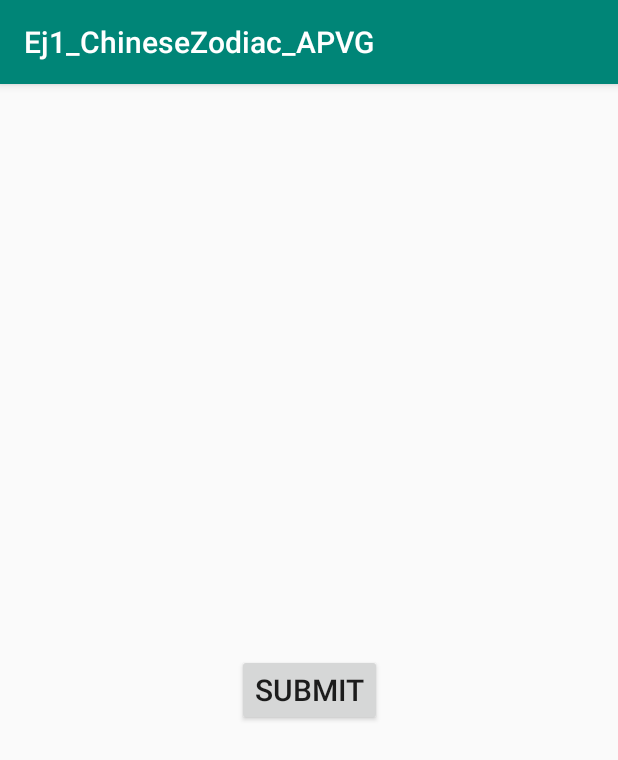
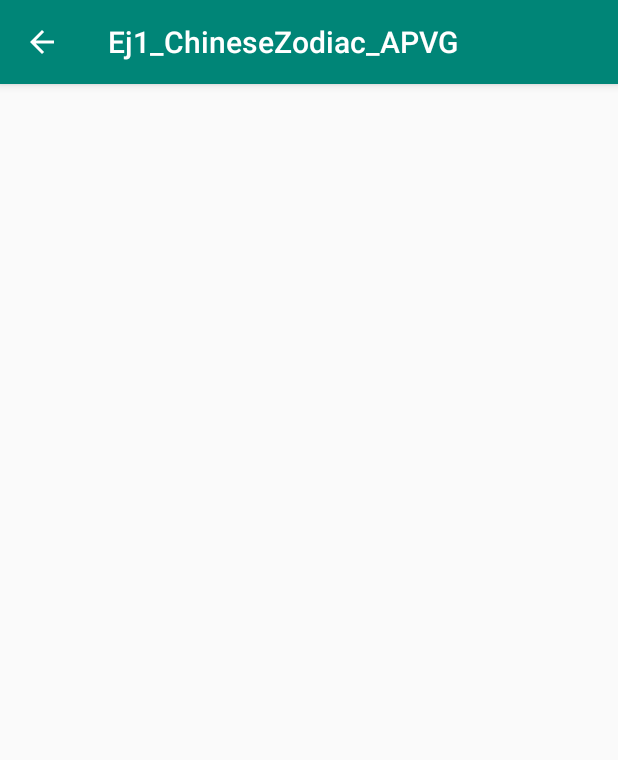
Before and after one commit to AlanPVG/Ej1_CZ_APVG, an Android app: the Activity2 screen opened directly, with no data from a screen before it, on a phone screen of 412 x 824 dp. Shown: the top 760 px of the screen. Run offline under Robolectric (Android 15) with nearby library versions, the phone set to English and light mode, and no system bars.

Commit message:
Activity 2 muestra la edad a través de un TextView, con base en fecha de nacimiento ingresada.
Se añade en Activity 2 botón de regreso a Activity 1.

Se eliminan imports no usados en Activity 2 y mensajes Toast de prueba.

```diff
--- a/app/src/main/AndroidManifest.xml
+++ b/app/src/main/AndroidManifest.xml
@@ -9,7 +9,7 @@
         android:roundIcon="@mipmap/ic_launcher_round"
         android:supportsRtl="true"
         android:theme="@style/AppTheme">
-        <activity android:name=".Activity2"></activity>
+        <activity android:name=".Activity2" android:parentActivityName=".MainActivity"></activity>
         <activity android:name=".MainActivity">
             <intent-filter>
                 <action android:name="android.intent.action.MAIN" />
--- a/app/src/main/java/com/example/ej1_chinesezodiac_apvg/Activity2.java
+++ b/app/src/main/java/com/example/ej1_chinesezodiac_apvg/Activity2.java
@@ -3,27 +3,12 @@ package com.example.ej1_chinesezodiac_apvg;
 import androidx.appcompat.app.AppCompatActivity;
 
 import android.os.Bundle;
-import android.view.View;
-import android.widget.Button;
-import android.widget.EditText;
+import android.widget.TextView;
 import android.widget.Toast;
 import android.content.Intent;
-import java.text.DateFormat;
-import java.text.ParseException;
-import java.text.SimpleDateFormat;
-import java.util.Date;
-import java.util.Locale;
-import java.util.Calendar;
-import java.util.Locale;
-import static java.util.Calendar.*;
-import java.util.Date;
-import java.time.LocalDateTime;
+
 
 public class Activity2 extends AppCompatActivity {
-
-    Button btnReturn;
-    EditText Nombre,Fecha_Nacimiento,No_Cuenta,Correo;
-
 
     @Override
     protected void onCreate(Bundle savedInstanceState) {
@@ -31,21 +16,14 @@ public class Activity2 extends AppCompatActivity {
         setContentView(R.layout.activity_2);
 
         Intent intent = getIntent();
-        String yir = intent.getStringExtra(MainActivity.EXTRA_YEARS);
-        btnReturn = findViewById(R.id.btnReturn);
 
-        Toast.makeText(Activity2.this,yir , Toast.LENGTH_SHORT).show();
-        btnReturn.setOnClickListener(new View.OnClickListener() {
-            @Override
-            public void onClick(View view) {
-               openActivity1();
-            }
-        });
+        String age = intent.getStringExtra(MainActivity.EXTRA_YEARS);//Edad
+
+        TextView textView1 = findViewById(R.id.Age);
+
+        textView1.setText(age);
+        //Toast.makeText(Activity2.this,age , Toast.LENGTH_SHORT).show();
 
     }
 
-    public void openActivity1(){
-        Intent intent = new Intent(this, MainActivity.class);
-        startActivity(intent);
-    }
 }
--- a/app/src/main/java/com/example/ej1_chinesezodiac_apvg/MainActivity.java
+++ b/app/src/main/java/com/example/ej1_chinesezodiac_apvg/MainActivity.java
@@ -56,8 +56,6 @@ public class MainActivity extends AppCompatActivity {
                         Date aDate = formatter.parse(n);
                         diffYears = getDiffYears(aDate,bDate);
                         openActivity2();
-                        //Toast.makeText(MainActivity.this, String.valueOf(diffYears), Toast.LENGTH_SHORT).show();
-
                     }
                     catch (ParseException e) {
                     e.printStackTrace();
@@ -67,7 +65,7 @@ public class MainActivity extends AppCompatActivity {
                 else
                 {
 
-                    Toast.makeText(MainActivity.this, "Gonnad need a birth date, m8", Toast.LENGTH_SHORT).show();
+                    Toast.makeText(MainActivity.this, "Gonna need a birth date, m8", Toast.LENGTH_SHORT).show();
                 }
             }
         });
@@ -82,7 +80,6 @@ public class MainActivity extends AppCompatActivity {
         {
             diff--;
         }
-        //Toast.makeText(MainActivity.this,String.valueOf(diff) , Toast.LENGTH_SHORT).show();
         return diff;
     }
 
--- a/app/src/main/res/layout/activity_2.xml
+++ b/app/src/main/res/layout/activity_2.xml
@@ -6,16 +6,18 @@
     android:layout_height="match_parent"
     tools:context=".Activity2">
 
-    <Button
-        android:id="@+id/btnReturn"
-        android:layout_width="wrap_content"
-        android:layout_marginTop="40dp"
+    <TextView
+        android:id="@+id/Age"
+        android:layout_width="206dp"
         android:layout_height="wrap_content"
-        android:text="@string/button_check"
-        android:textSize="20sp"
+        android:textAllCaps="false"
+        android:textColor="@android:color/black"
+        android:textSize="70sp"
+        android:gravity="center"
         app:layout_constraintTop_toTopOf="parent"
         app:layout_constraintBottom_toBottomOf="parent"
         app:layout_constraintEnd_toEndOf="parent"
-        app:layout_constraintStart_toStartOf="parent"/>
+        app:layout_constraintStart_toStartOf="parent" />
+
 
 </androidx.constraintlayout.widget.ConstraintLayout>
```
